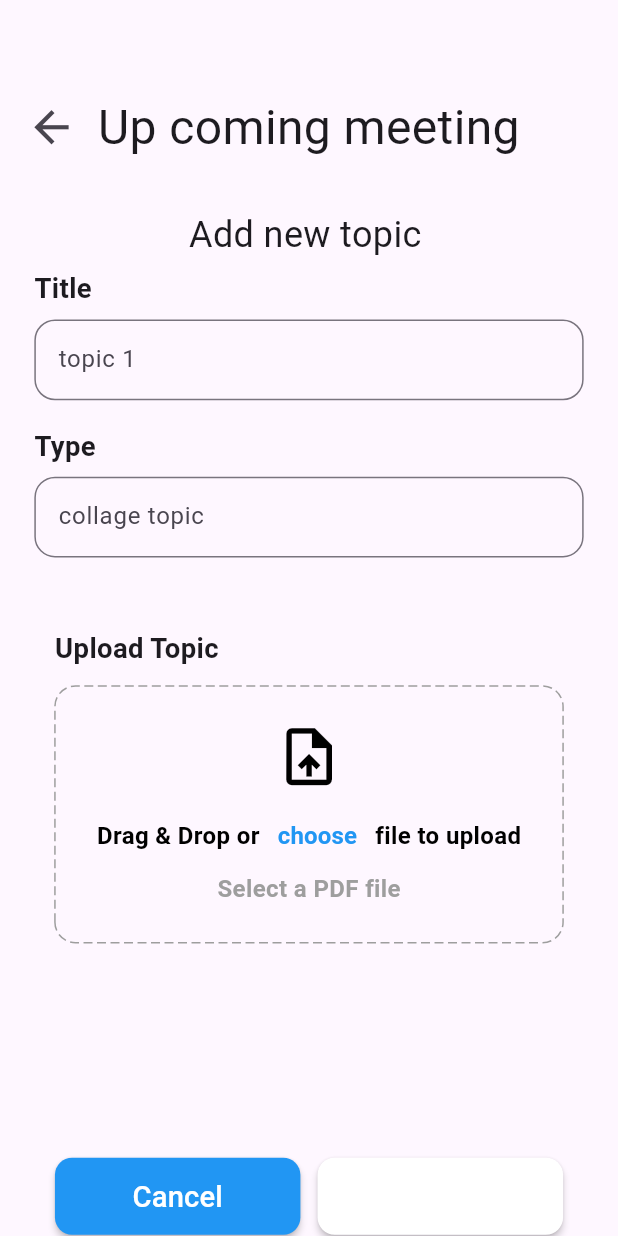
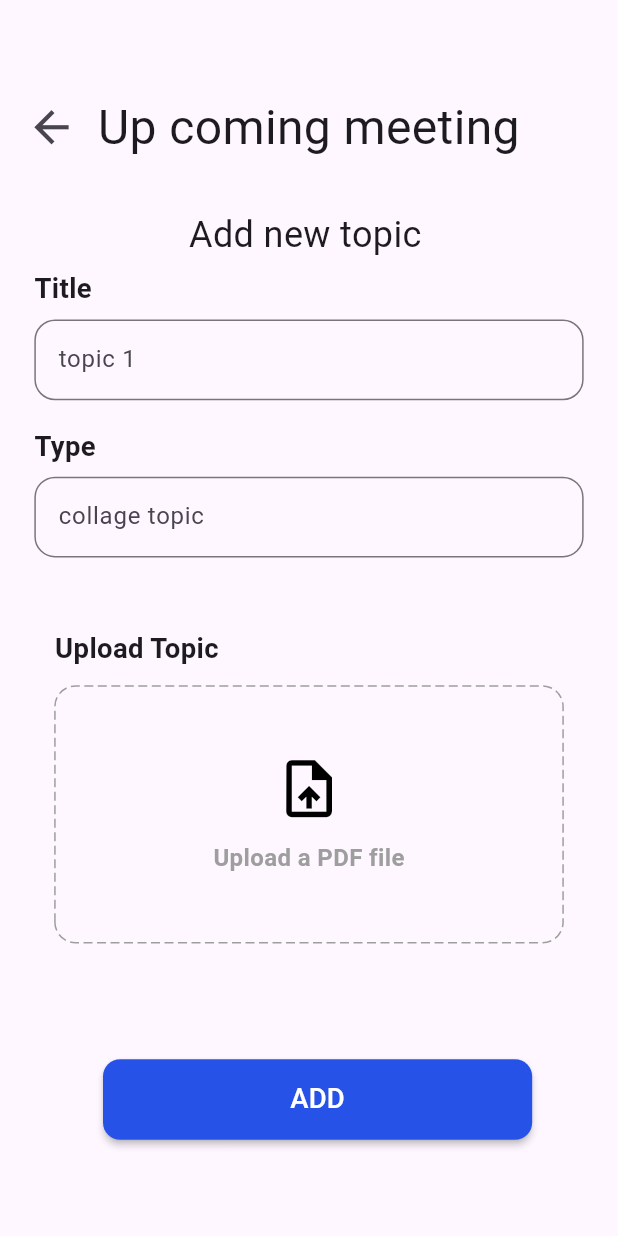
Before and after one commit to randasabra55/councils, a Flutter app: the UploadTopic screen opened directly, on a phone screen of 412 x 824 dp. Run offline on Flutter 3.47's test engine with Material 3 defaults, Android fonts, the light colour scheme and no system bars; drawn by our look-alikes of dotted_border; our stand-ins replace bloc, dio, file_picker, flutter_animate, flutter_bloc, flutter_otp_text_field and 7 more; accounts and stored records are empty; project files that could hold a hidden picture were left out.

Commit message:
upload topic

```diff
--- a/lib/modules/upload_topic_screen/cubit/states.dart
+++ b/lib/modules/upload_topic_screen/cubit/states.dart
@@ -1,3 +1,5 @@
+import 'package:file_picker/file_picker.dart';
+
 class UploadTopics{}
 
 class UploadInitialTopic extends UploadTopics{}
@@ -5,3 +7,20 @@ class UploadInitialTopic extends UploadTopics{}
 class ChooseUploadButtonState extends UploadTopics{}
 
 class ChooseCancelButtonState extends UploadTopics{}
+
+class UploadFileLoadingState extends UploadTopics {}
+
+class UploadFileSelectedState extends UploadTopics {
+  final PlatformFile selectedFile;
+
+  UploadFileSelectedState(this.selectedFile);
+}
+
+class UploadTopicSuccessState extends UploadTopics {}
+
+class UploadTopicErrorState extends UploadTopics {
+  final String error;
+
+  UploadTopicErrorState(this.error);
+
+}
--- a/lib/modules/upload_topic_screen/upload_topic.dart
+++ b/lib/modules/upload_topic_screen/upload_topic.dart
@@ -1,7 +1,11 @@
+import 'package:councils/shared/component/component.dart';
+import 'package:councils/shared/network/local/cache_helper.dart';
+import 'package:dio/dio.dart';
 import 'package:dotted_border/dotted_border.dart';
 import 'package:flutter/material.dart';
 import 'package:flutter_bloc/flutter_bloc.dart';
 import 'package:flutter_screenutil/flutter_screenutil.dart';
+import 'package:fluttertoast/fluttertoast.dart';
 
 import '../topics/topics_screen.dart';
 import 'cubit/cubit.dart';
@@ -20,7 +24,25 @@ class UploadTopic extends StatelessWidget {
       create: (BuildContext context) =>TopicUploadCubit(),
 
       child: BlocConsumer<TopicUploadCubit,UploadTopics>(
-        listener: (BuildContext context, state) {  },
+        listener: (BuildContext context, state) {
+          if(state is UploadTopicSuccessState)
+            {
+               Navigator.push(
+                   context,
+                   MaterialPageRoute(builder: (context)=>const TopicsScreen())
+               );
+            }
+          else if(state is UploadTopicErrorState)
+            {
+              showToast(text: 'title can\'t uploaded', state: ToastStates.ERROR);
+            }
+          // if (state is UploadFileSelectedState) {
+          //   // Show a message or update the UI to indicate that a file has been selected
+          //   ScaffoldMessenger.of(context).showSnackBar(
+          //     SnackBar(content: Text('File selected: ${state.selectedFile.name}')),
+          //   );
+          // }
+        },
         builder: (BuildContext context,  state) {
           TopicUploadCubit cubit=TopicUploadCubit.get(context);
           bool isChooseUplood=cubit.isUploadButton;
@@ -197,6 +219,11 @@ class UploadTopic extends StatelessWidget {
                         start: 32.w,
                         end: 32.w
                     ),
+                    child: GestureDetector(
+                      onTap: ()
+                      {
+                        TopicUploadCubit.get(context).uploadTopicFromPhone();
+                      },
                       child: DottedBorder(
                         borderType: BorderType.RRect,
                         radius: Radius.circular(12.r),
@@ -209,42 +236,10 @@ class UploadTopic extends StatelessWidget {
                             mainAxisAlignment: MainAxisAlignment.center,
                             children: [
                               Icon(Icons.upload_file, size: 40.sp, color: Colors.black),
-                            SizedBox(height: 5.h,),
-                            Row(
-                              mainAxisAlignment: MainAxisAlignment.center,
-                              children: [
+                              SizedBox(height: 10.h,),
+
                               Text(
-                                  'Drag & Drop or',
-                                  style: TextStyle(
-                                      color: Colors.black,
-                                      fontSize: 14.sp,
-                                      fontWeight: FontWeight.bold
-                                  ),
-                                ),
-                                TextButton(
-                                  onPressed: (){},
-                                  child: Text(
-                                    'choose',
-                                    style: TextStyle(
-                                        color: Colors.blue,
-                                        fontSize: 14.sp,
-                                        fontWeight: FontWeight.bold
-
-                                    ),
-                                  ),
-                                ),
-                                Text(
-                                  'file to upload',
-                                  style: TextStyle(
-                                      color: Colors.black,
-                                      fontSize: 14.sp,
-                                      fontWeight: FontWeight.bold
-                                  ),
-                                ),
-                              ],
-                            ),
-                            Text(
-                              'Select a PDF file',
+                                cubit.selectedFile==null?'Upload a PDF file':(cubit.selectedFile!.name),
                                 style: TextStyle(
                                     color: Colors.grey,
                                     fontSize: 14.sp,
@@ -256,68 +251,69 @@ class UploadTopic extends StatelessWidget {
                         ),
                       ),
                     ),
-                  SizedBox(
-                    height: 120.h,
-                  ),
-                  Padding(
-                    padding:  EdgeInsetsDirectional.only(
-                        start: 32.w,
-                        end: 32.w
-                    ),
-                    child: Row(
-                      children: [
-                        Expanded(
-                          child: MaterialButton(
-                            onPressed: () {
-                              cubit.cancelButton();
-                             // cubit.uploadButton();
-                            },
-                            height: 43.h,
-                            minWidth: 160.w,
-                            shape: RoundedRectangleBorder(
-                              //  side:new  BorderSide(color: Color(0xFF2A8068)), //the outline color
-                                borderRadius: BorderRadius.all(Radius.circular(10.r))),
-                            // color: const Color(0xff2752e7),
-                            color:!isChooseUplood? Colors.white:Colors.blue,
-                          //  color: Colors.blue,
-                            child: Text(
-                              'Cancel',
-                              style: TextStyle(
-                                  fontSize: 17.sp,
-                                   color:isChooseUplood? Colors.white:Colors.black
-                              ),
-                            ),
-                          ),
                   ),
                   SizedBox(
-                          width: 10.w,
+                    height: 40.h,
                   ),
-                        Expanded(
-                          child: MaterialButton(
-                            onPressed: () {
-                              cubit.uploadButton();
-                            },
-                            height: 43.h,
-                            minWidth: 160.w,
-                            shape: RoundedRectangleBorder(
-                              //  side:new  BorderSide(color: Color(0xFF2A8068)), //the outline color
-                                borderRadius: BorderRadius.all(Radius.circular(10.r))),
-                            // color: const Color(0xff2752e7),
-                            color:!isChooseUplood? Colors.blue:Colors.white,
-                           // color: Colors.blue,
-                            child: Text(
-                              'Upload',
-                              style: TextStyle(
-                                  fontSize: 17.sp,
-                                  color:isChooseUplood? Colors.white:Colors.black
-                                 // color: Colors.white
-                              ),
-                            ),
-                          ),
-                        ),
-                      ],
-                    ),
-                  ),
+                  // Padding(
+                  //   padding:  EdgeInsetsDirectional.only(
+                  //       start: 32.w,
+                  //       end: 32.w
+                  //   ),
+                  //   child: Row(
+                  //     children: [
+                  //       Expanded(
+                  //         child: MaterialButton(
+                  //           onPressed: () {
+                  //             cubit.cancelButton();
+                  //            // cubit.uploadButton();
+                  //           },
+                  //           height: 43.h,
+                  //           minWidth: 160.w,
+                  //           shape: RoundedRectangleBorder(
+                  //             //  side:new  BorderSide(color: Color(0xFF2A8068)), //the outline color
+                  //               borderRadius: BorderRadius.all(Radius.circular(10.r))),
+                  //           // color: const Color(0xff2752e7),
+                  //           color:!isChooseUplood? Colors.blue:Colors.white,
+                  //         //  color: Colors.blue,
+                  //           child: Text(
+                  //             'Cancel',
+                  //             style: TextStyle(
+                  //                 fontSize: 17.sp,
+                  //                  color:!isChooseUplood? Colors.white:Colors.black
+                  //             ),
+                  //           ),
+                  //         ),
+                  //       ),
+                  //       SizedBox(
+                  //         width: 10.w,
+                  //       ),
+                  //       Expanded(
+                  //         child: MaterialButton(
+                  //           onPressed: () {
+                  //             cubit.uploadButton();
+                  //           },
+                  //           height: 43.h,
+                  //           minWidth: 160.w,
+                  //           shape: RoundedRectangleBorder(
+                  //             //  side:new  BorderSide(color: Color(0xFF2A8068)), //the outline color
+                  //               borderRadius: BorderRadius.all(Radius.circular(10.r))),
+                  //           // color: const Color(0xff2752e7),
+                  //           color:isChooseUplood? Colors.blue:Colors.white,
+                  //          // color: Colors.blue,
+                  //           child: Text(
+                  //             'Upload',
+                  //             style: TextStyle(
+                  //                 fontSize: 17.sp,
+                  //                 color:isChooseUplood? Colors.white:Colors.black
+                  //                // color: Colors.white
+                  //             ),
+                  //           ),
+                  //         ),
+                  //       ),
+                  //     ],
+                  //   ),
+                  // ),
                   SizedBox(
                     height: 25.h,
                   ),
@@ -327,11 +323,18 @@ class UploadTopic extends StatelessWidget {
                      // end: 30.w
                     ),
                     child: MaterialButton(
-                      onPressed: (){
-                        Navigator.push(
-                            context,
-                            MaterialPageRoute(builder: (context)=>const TopicsScreen())
+                      onPressed: () async {
+                        cubit.uploadTopic(
+                            title: titleController.text,
+                            type: typeController.text,
+                            attachment: cubit.selectedFile!.path.toString(),
+                          councilId: CacheHelper.getData(key: 'councilId'),
+                           // attachment: cubit.selectedFile
                         );
+                        // Navigator.push(
+                        //     context,
+                        //     MaterialPageRoute(builder: (context)=>const TopicsScreen())
+                        // );
                       },
                       color: const Color(0xff2752e7),
                       minWidth: 250.w,
--- a/lib/shared/component/constants.dart
+++ b/lib/shared/component/constants.dart
@@ -1,4 +1,5 @@
 String token='';
+int? councilId;
 
 
 // class AppConstants{
--- a/lib/shared/network/end_point.dart
+++ b/lib/shared/network/end_point.dart
@@ -5,7 +5,9 @@ const CONFIRMOTP='api/User/ConfirmOTP';
 const ADDNEWPASS='api/User/AddNewPassword';
 const LOGOUT='api/User/Logout';
 const PROFILE='api/User/Profile';
-
+const UPLOADTOPIC='api/Topics/AddTopic';
+const GETALLNEXTCOUNCIL='api/User/GetAllNextCouncilforUser';
+const GETALLTOPICS='api/Topics/GetAllTopics';
 
 
 //const LOGIN='';
--- a/lib/shared/network/remote/dio_helper.dart
+++ b/lib/shared/network/remote/dio_helper.dart
@@ -214,7 +214,7 @@ class DioHelper {
     required String url,
     Map<String, dynamic>? query,
     String? lang = 'en',
-    required String token
+     String? token
    // required String token,
   }) async {
 
--- a/pubspec.yaml
+++ b/pubspec.yaml
@@ -69,7 +69,7 @@ dependencies:
   lottie: ^3.1.0
   searchfield: ^1.0.0
   flutter_otp_text_field: ^1.1.0+2
-  file_picker: ^5.0.0
+  file_picker: ^5.2.4
   provider: ^6.0.0
   dotted_border: ^2.0.0
 #  logger: ^2.0.1
```
Also changed, not shown: lib/models/get_councils_model.dart (added, +26 -0 lines), lib/modules/add_topic/add_topic_screen.dart (+57 -41 lines), lib/modules/meeting/cubit/cubit.dart (added, +36 -0 lines), lib/modules/meeting/cubit/states.dart (added, +22 -0 lines), lib/modules/meeting/meeting_screen.dart (+54 -33 lines), lib/modules/topics/cubit/cubit.dart (+12 -0 lines), lib/modules/upload_topic_screen/cubit/cubit.dart (+60 -7 lines). Lines whose indentation alone changed are shown as unchanged.
